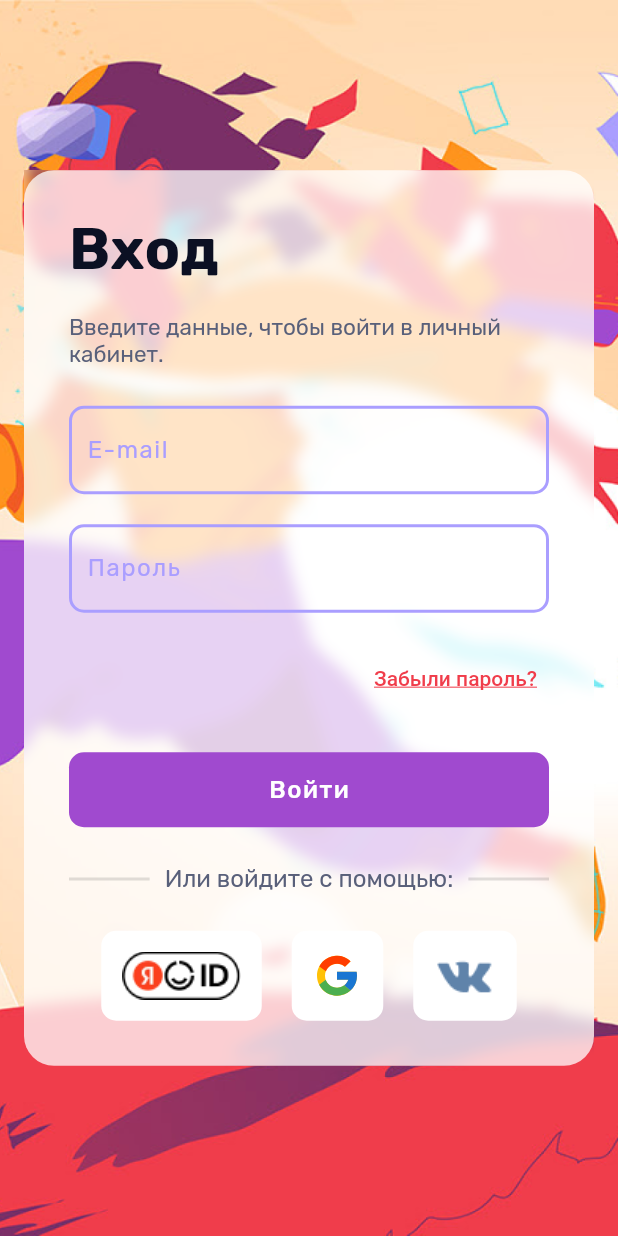
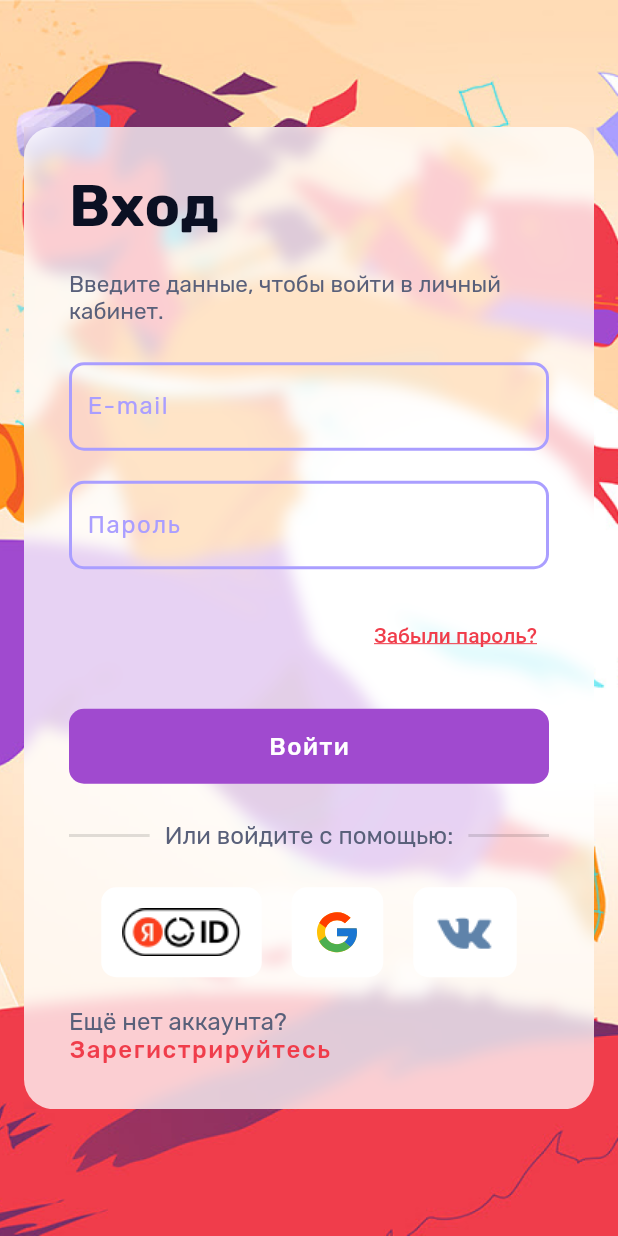
Before and after one commit to evaranshark/omega_app, a Flutter app: the screen it shows after launch, on a phone screen of 412 x 824 dp. Run offline on Flutter 3.47's test engine with Material 2 defaults, Android fonts, the phone set to English and light mode, and no system bars; our stand-ins replace flutter_svg, google_fonts; project files that could hold a hidden picture were left out.

Commit message:
Link theming

```diff
--- a/lib/login_form.dart
+++ b/lib/login_form.dart
@@ -8,8 +8,10 @@ import 'package:google_fonts/google_fonts.dart';
 import 'package:omega_app/constants.dart';
 import 'package:omega_app/helpers.dart';
 import 'package:omega_app/omega_text_button.dart';
+import 'package:omega_app/themes.dart';
 
 import 'omega_form_field.dart';
+import 'widgets/link_text.dart';
 
 class LoginForm extends StatefulWidget {
   const LoginForm({super.key});
@@ -180,6 +182,20 @@ class _LoginFormState extends State<LoginForm> {
                         ),
                       ],
                     ),
+                    const SizedBox(
+                      height: 20,
+                    ),
+                    Center(
+                      child: Text.rich(
+                        TextSpan(text: "Ещё нет аккаунта? ", children: [
+                          WidgetSpan(
+                              child: LinkText(
+                            text: "Зарегистрируйтесь",
+                            onPressed: () {},
+                          )),
+                        ]),
+                      ),
+                    ),
                   ],
                 ),
               ),
--- a/lib/main.dart
+++ b/lib/main.dart
@@ -3,6 +3,7 @@ import 'package:google_fonts/google_fonts.dart';
 import 'package:omega_app/constants.dart';
 import 'package:omega_app/login_form.dart';
 import 'package:omega_app/omega_form_field.dart';
+import 'package:omega_app/themes.dart';
 
 void main() {
   runApp(const MainApp());
@@ -157,6 +158,9 @@ class MainApp extends StatelessWidget {
             }),
           ),
         ),
+        extensions: [
+          Theming.defaulteLinkStyle,
+        ],
       ),
       home: const LoginPage(),
     );
--- a/lib/themes.dart
+++ b/lib/themes.dart
@@ -1,4 +1,7 @@
 import 'package:flutter/material.dart';
+import 'package:google_fonts/google_fonts.dart';
+
+import 'constants.dart';
 
 extension TextStyleX on TextStyle {
   /// A method to underline a text with a customizable [distance] between the text
@@ -25,3 +28,43 @@ extension TextStyleX on TextStyle {
     );
   }
 }
+
+class LinkTextStyle extends ThemeExtension<LinkTextStyle> {
+  MaterialStateTextStyle materialStyle;
+  LinkTextStyle({
+    required this.materialStyle,
+  });
+
+  @override
+  ThemeExtension<LinkTextStyle> copyWith() {
+    return this;
+  }
+
+  @override
+  ThemeExtension<LinkTextStyle> lerp(
+      covariant ThemeExtension<LinkTextStyle>? other, double t) {
+    return this;
+  }
+}
+
+abstract class Theming {
+  static LinkTextStyle defaulteLinkStyle = LinkTextStyle(
+    materialStyle: MaterialStateTextStyle.resolveWith((states) {
+      return GoogleFonts.rubik(
+        fontSize: 16,
+        fontWeight: FontWeight.w500,
+        letterSpacing: 1.03,
+        color: MaterialStateColor.resolveWith((states) {
+          if (states.contains(MaterialState.disabled)) {
+            return AppColors.textP;
+          }
+          if (states.contains(MaterialState.hovered) ||
+              states.contains(MaterialState.focused)) {
+            return AppColors.linkHover;
+          }
+          return AppColors.link;
+        }).resolve(states),
+      );
+    }),
+  );
+}
--- /dev/null
+++ b/lib/widgets/link_text.dart
@@ -0,0 +1,39 @@
+import 'package:flutter/material.dart';
+
+import '../themes.dart';
+
+class LinkText extends StatefulWidget {
+  final String text;
+  final VoidCallback? onPressed;
+  const LinkText({
+    super.key,
+    required this.text,
+    this.onPressed,
+  });
+
+  @override
+  State<LinkText> createState() => _LinkTextState();
+}
+
+class _LinkTextState extends State<LinkText> with MaterialStateMixin {
+  @override
+  Widget build(BuildContext context) {
+    setMaterialState(MaterialState.disabled, widget.onPressed == null);
+    return InkWell(
+      onTap: widget.onPressed,
+      onHover: updateMaterialState(MaterialState.hovered),
+      child: Text(
+        widget.text,
+        style: Theme.of(context)
+            .extension<LinkTextStyle>()!
+            .materialStyle
+            .resolve(materialStates),
+        // style: Theme.of(context).extension<LinkTextStyle>()!.style.copyWith(
+        //     color: Theme.of(context)
+        //         .extension<LinkTextStyle>()!
+        //         .color
+        //         .resolve(materialStates)),
+      ),
+    );
+  }
+}
```
